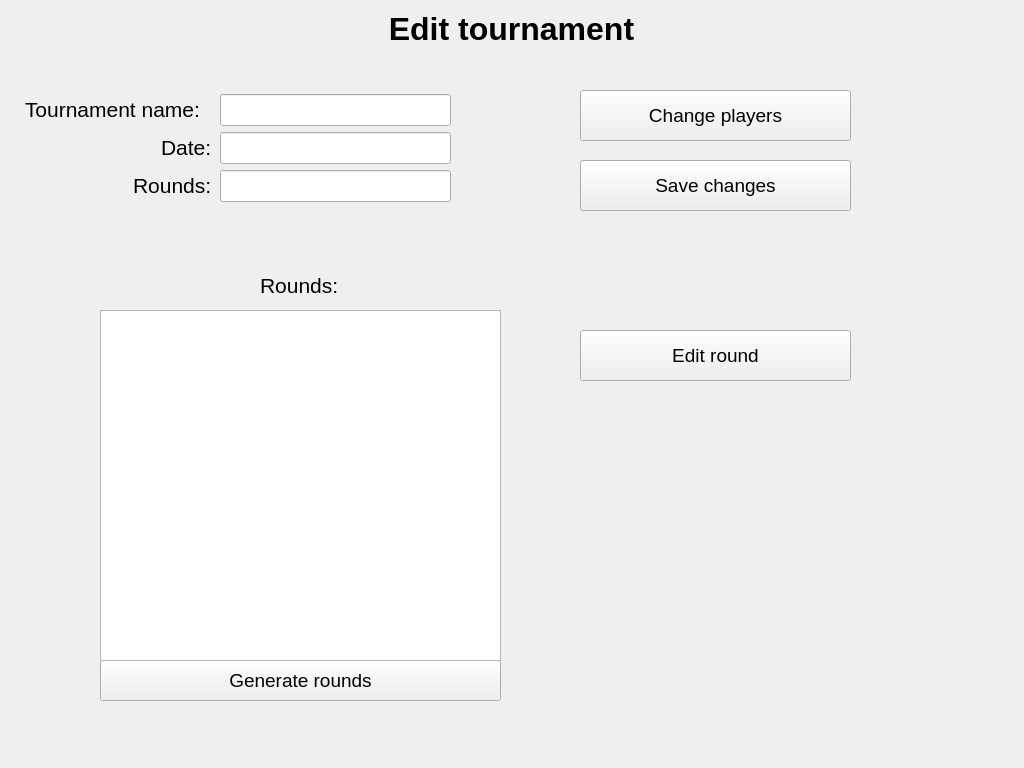
Before: the Qt Designer form generated/ui/edit_tournament_widget.ui in gkepka/chess-tournament, drawn with Qt 5.
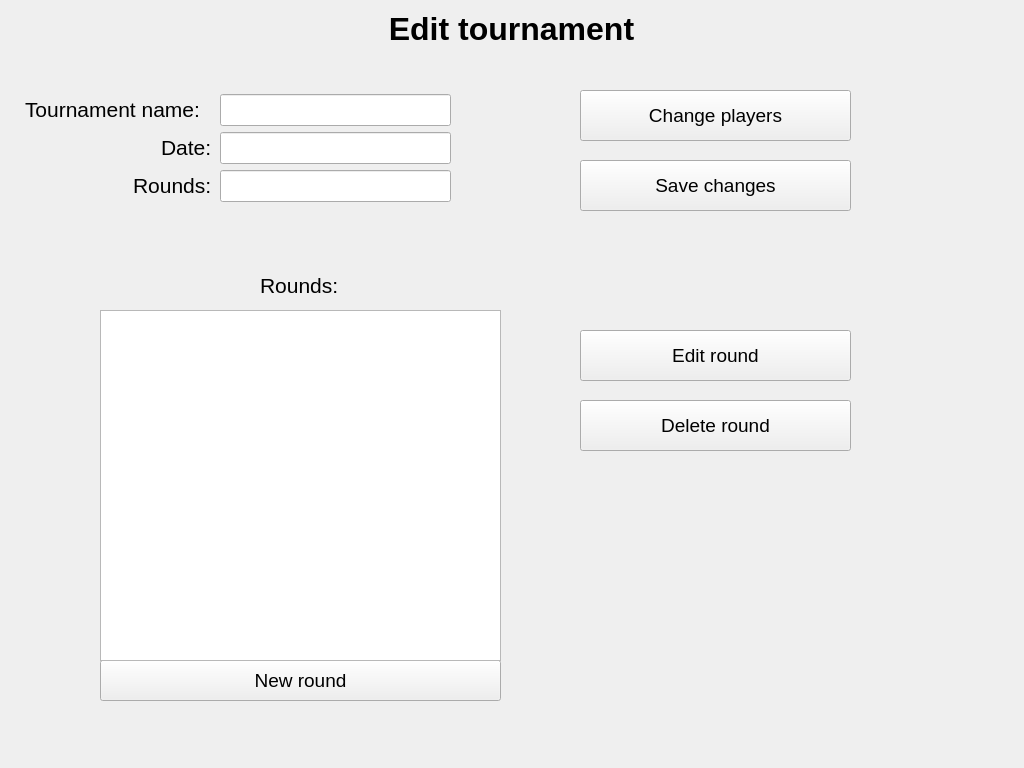
After: the same form once the commit is applied.

Commit message: Adding/removing players from existing tournament

What changed in the file:
```diff
--- a/generated/ui/edit_tournament_widget.ui
+++ b/generated/ui/edit_tournament_widget.ui
@@ -135,7 +135,7 @@
     </rect>
    </property>
    <property name="text">
-    <string>Generate rounds</string>
+    <string>New round</string>
    </property>
   </widget>
   <widget class="QPushButton" name="edit_tournament_button">
@@ -205,6 +205,19 @@
     <string>Edit round</string>
    </property>
   </widget>
+  <widget class="QPushButton" name="delete_round">
+   <property name="geometry">
+    <rect>
+     <x>580</x>
+     <y>400</y>
+     <width>271</width>
+     <height>51</height>
+    </rect>
+   </property>
+   <property name="text">
+    <string>Delete round</string>
+   </property>
+  </widget>
  </widget>
  <resources/>
  <connections/>
```
Left out of the diff: 2 changed lines with no effect on the pictures. The commit also changes 6 other files.
